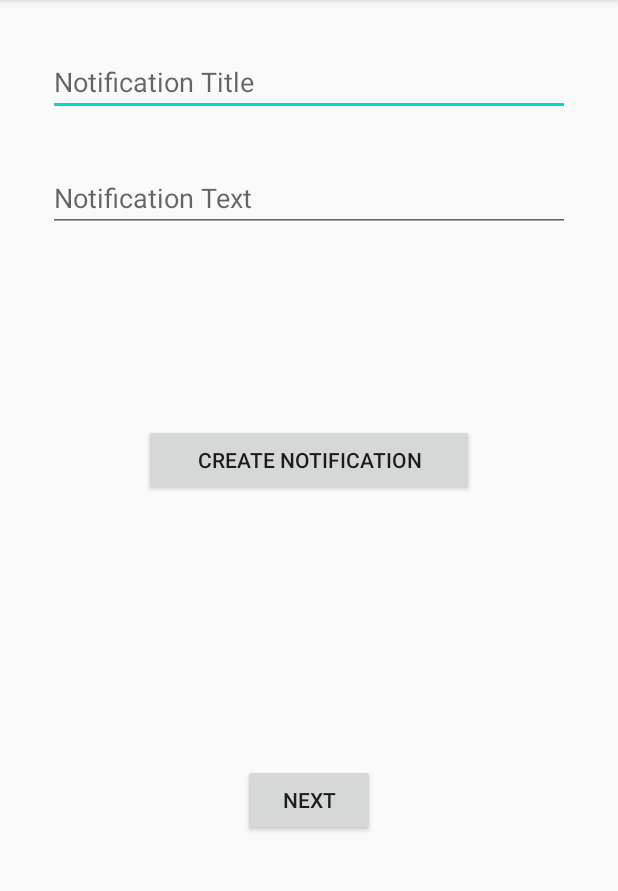
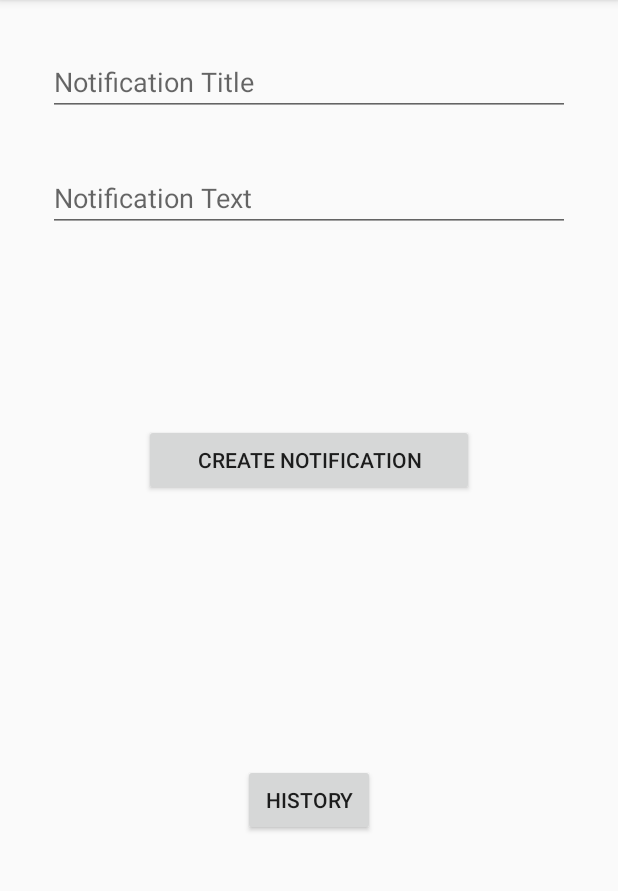
Before and after one commit to ToneyAlexander/notifier, an Android app: the screen it shows after launch (MainActivity), on a phone screen of 412 x 824 dp, the part 84-975 px from its top. Run offline under Robolectric (Android 15) with nearby library versions, the phone set to English and light mode, and no system bars.

Commit message:
Added ViewPager for History

```diff
--- a/app/src/main/java/com/toneyalexander/notifier/CreateFragment.java
+++ b/app/src/main/java/com/toneyalexander/notifier/CreateFragment.java
@@ -12,7 +12,6 @@ import androidx.annotation.NonNull;
 import androidx.core.app.NotificationCompat;
 import androidx.core.app.NotificationManagerCompat;
 import androidx.fragment.app.Fragment;
-import androidx.navigation.fragment.NavHostFragment;
 
 public class CreateFragment extends Fragment {
 
@@ -20,6 +19,8 @@ public class CreateFragment extends Fragment {
     private EditText text;
 
     private Button create;
+
+    private MainActivity activity;
 
     @Override
     public View onCreateView(
@@ -33,11 +34,14 @@ public class CreateFragment extends Fragment {
     public void onViewCreated(@NonNull View view, Bundle savedInstanceState) {
         super.onViewCreated(view, savedInstanceState);
 
-        view.findViewById(R.id.button_first).setOnClickListener(new View.OnClickListener() {
+        activity = (MainActivity)this.getActivity();
+
+        view.findViewById(R.id.button_history).setOnClickListener(new View.OnClickListener() {
             @Override
             public void onClick(View view) {
-                NavHostFragment.findNavController(CreateFragment.this)
-                        .navigate(R.id.action_FirstFragment_to_SecondFragment);
+                activity.next();
+                //NavHostFragment.findNavController(CreateFragment.this)
+                //        .navigate(R.id.action_FirstFragment_to_SecondFragment);
             }
         });
 
--- a/app/src/main/java/com/toneyalexander/notifier/MainActivity.java
+++ b/app/src/main/java/com/toneyalexander/notifier/MainActivity.java
@@ -7,11 +7,15 @@ import android.os.Bundle;
 
 import com.google.android.material.floatingactionbutton.FloatingActionButton;
 import com.google.android.material.snackbar.Snackbar;
+import com.toneyalexander.notifier.history.HistoryFragment;
+import com.toneyalexander.notifier.history.HistorySingleton;
 
 import androidx.appcompat.app.AppCompatActivity;
 import androidx.appcompat.widget.Toolbar;
 import androidx.core.app.NotificationCompat;
 import androidx.core.app.NotificationManagerCompat;
+import androidx.fragment.app.Fragment;
+import androidx.fragment.app.FragmentActivity;
 import androidx.viewpager2.adapter.FragmentStateAdapter;
 import androidx.viewpager2.widget.ViewPager2;
 
@@ -38,7 +42,6 @@ public class MainActivity extends AppCompatActivity {
             String description = getString(R.string.channel_description);
             int importance = NotificationManager.IMPORTANCE_DEFAULT;
 
-
             NotificationChannel channel = new NotificationChannel(getString(R.string.channel_id), name, importance);
             channel.setDescription(description);
             // Register the channel with the system; you can't change the importance
@@ -56,8 +59,54 @@ public class MainActivity extends AppCompatActivity {
         //Find proper place for this call???
         createNotificationChannel();
 
+        // Instantiate a ViewPager2 and a PagerAdapter.
+        viewPager = findViewById(R.id.pager);
+        pagerAdapter = new ScreenSlidePagerAdapter(this);
+        viewPager.setAdapter(pagerAdapter);
+
         Toolbar toolbar = findViewById(R.id.toolbar);
         setSupportActionBar(toolbar);
+    }
+
+    public void next(){
+        viewPager.setCurrentItem(viewPager.getCurrentItem() + 1);
+    }
+
+    @Override
+    public void onBackPressed() {
+        if (viewPager.getCurrentItem() == 0) {
+            // If the user is currently looking at the first step, allow the system to handle the
+            // Back button. This calls finish() on this activity and pops the back stack.
+            super.onBackPressed();
+        } else {
+            // Otherwise, select the previous step.
+            viewPager.setCurrentItem(viewPager.getCurrentItem() - 1);
+        }
+    }
+
+    /**
+     * A simple pager adapter that represents 5 ScreenSlidePageFragment objects, in
+     * sequence.
+     */
+    private class ScreenSlidePagerAdapter extends FragmentStateAdapter {
+        public ScreenSlidePagerAdapter(FragmentActivity fa) {
+            super(fa);
+        }
+
+        @Override
+        public Fragment createFragment(int position) {
+            switch(position){
+                case 1:
+                    return new HistoryFragment();
+                default:
+                    return new CreateFragment();
+            }
+        }
+
+        @Override
+        public int getItemCount() {
+            return 2;
+        }
     }
 
     @Override
--- a/app/src/main/res/layout/content_main.xml
+++ b/app/src/main/res/layout/content_main.xml
@@ -6,8 +6,8 @@
     android:layout_height="match_parent"
     app:layout_behavior="@string/appbar_scrolling_view_behavior">
 
-    <fragment
-        android:id="@+id/nav_host_fragment"
+    <androidx.viewpager2.widget.ViewPager2
+        android:id="@+id/pager"
         android:name="androidx.navigation.fragment.NavHostFragment"
         android:layout_width="0dp"
         android:layout_height="0dp"
@@ -18,6 +18,6 @@
         app:layout_constraintRight_toRightOf="parent"
         app:layout_constraintTop_toTopOf="parent"
         app:layout_constraintVertical_bias="0.0"
-        app:navGraph="@navigation/nav_graph" />
+        app:navGraph="@navigation/nav_graph"/>
 
 </androidx.constraintlayout.widget.ConstraintLayout>
--- a/app/src/main/res/layout/fragment_create.xml
+++ b/app/src/main/res/layout/fragment_create.xml
@@ -22,10 +22,10 @@
         app:layout_constraintTop_toBottomOf="@+id/contentEditText" />
 
     <Button
-        android:id="@+id/button_first"
+        android:id="@+id/button_history"
         android:layout_width="wrap_content"
         android:layout_height="wrap_content"
-        android:text="@string/next"
+        android:text="@string/history"
         app:layout_constraintBottom_toBottomOf="parent"
         app:layout_constraintEnd_toEndOf="parent"
         app:layout_constraintStart_toStartOf="parent"
--- a/app/src/main/res/values/strings.xml
+++ b/app/src/main/res/values/strings.xml
@@ -4,8 +4,7 @@
     <!-- Strings used for fragments for navigation -->
     <string name="first_fragment_label">First Fragment</string>
     <string name="second_fragment_label">Second Fragment</string>
-    <string name="next">Next</string>
-    <string name="previous">Previous</string>
+    <string name="history">History</string>
 
     <string name="notification_title">Notification Title</string>
     <string name="notification_text">Notification Text</string>
```
Also changed, not shown: app/src/main/java/com/toneyalexander/notifier/history/HistoryFragment.java (+3 -7 lines), app/src/main/res/layout/fragment_history.xml (+0 -19 lines).
